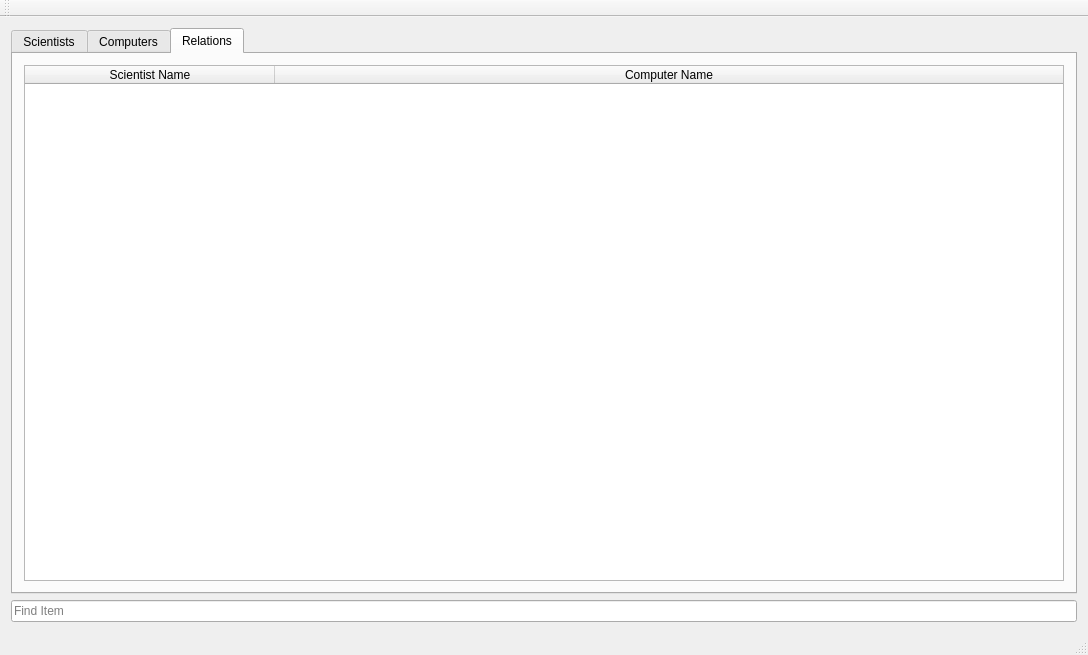
Qt form mainwindow.ui (bennisverrir/Golfing-Union-of-Ireland) before a commit.
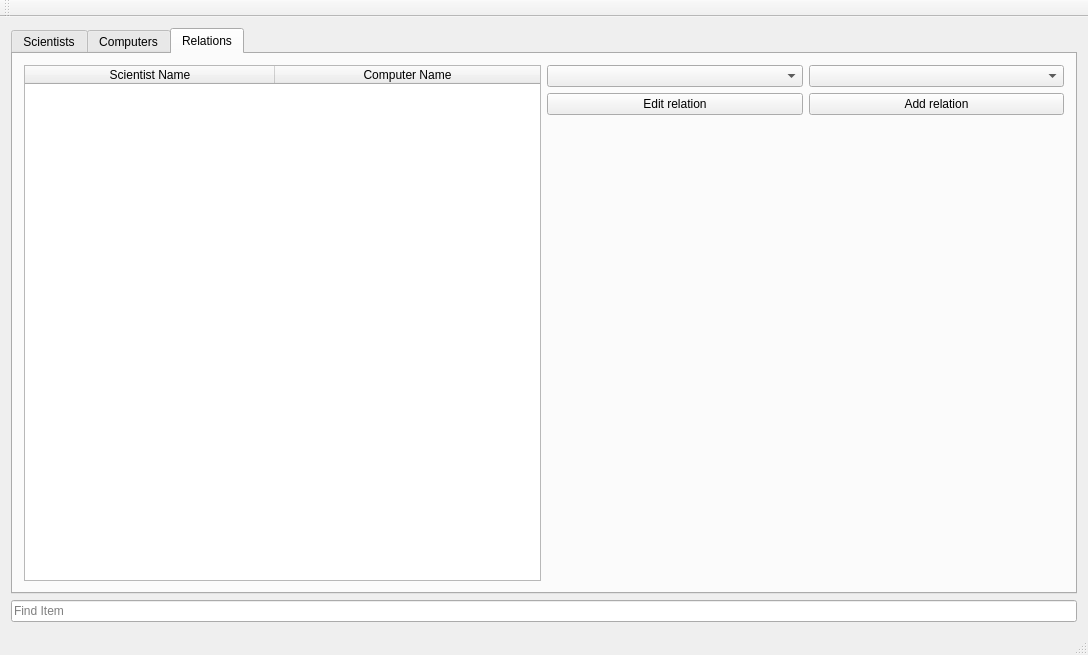
The same form after that commit.

Commit message: added layout in computer and relation

```diff
--- a/mainwindow.ui
+++ b/mainwindow.ui
@@ -233,6 +233,72 @@
                 </column>
                </widget>
               </item>
+              <item>
+               <layout class="QVBoxLayout" name="verticalLayout_5">
+                <item>
+                 <layout class="QHBoxLayout" name="horizontalLayout_14">
+                  <item>
+                   <layout class="QHBoxLayout" name="horizontalLayout_15">
+                    <item>
+                     <widget class="QComboBox" name="RelationScientistName"/>
+                    </item>
+                   </layout>
+                  </item>
+                  <item>
+                   <layout class="QHBoxLayout" name="horizontalLayout_16">
+                    <item>
+                     <widget class="QComboBox" name="RelationComputerName"/>
+                    </item>
+                   </layout>
+                  </item>
+                 </layout>
+                </item>
+                <item>
+                 <layout class="QHBoxLayout" name="horizontalLayout_17">
+                  <item>
+                   <widget class="QPushButton" name="EditRelation">
+                    <property name="text">
+                     <string>Edit relation</string>
+                    </property>
+                   </widget>
+                  </item>
+                  <item>
+                   <widget class="QPushButton" name="AddRelation">
+                    <property name="text">
+                     <string>Add relation</string>
+                    </property>
+                   </widget>
+                  </item>
+                 </layout>
+                </item>
+                <item>
+                 <spacer name="verticalSpacer_3">
+                  <property name="orientation">
+                   <enum>Qt::Vertical</enum>
+                  </property>
+                  <property name="sizeHint" stdset="0">
+                   <size>
+                    <width>20</width>
+                    <height>40</height>
+                   </size>
+                  </property>
+                 </spacer>
+                </item>
+                <item>
+                 <spacer name="horizontalSpacer">
+                  <property name="orientation">
+                   <enum>Qt::Horizontal</enum>
+                  </property>
+                  <property name="sizeHint" stdset="0">
+                   <size>
+                    <width>40</width>
+                    <height>20</height>
+                   </size>
+                  </property>
+                 </spacer>
+                </item>
+               </layout>
+              </item>
              </layout>
             </widget>
            </widget>
```
Left out of the diff: 77 changed lines with no effect on the pictures.
